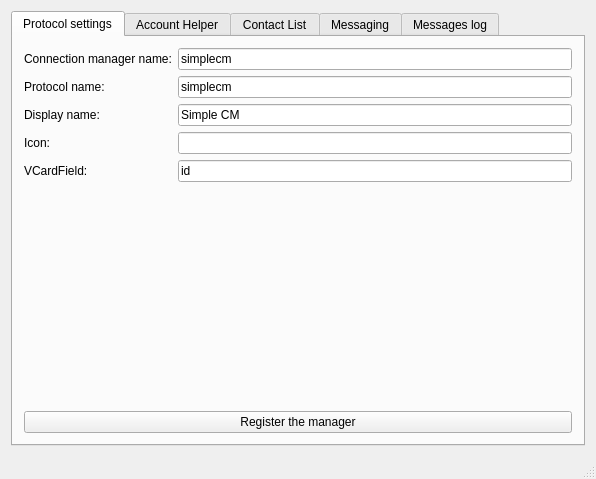
TelepathyIM/simple-cm, file example/MainWindow.ui: the form before one commit.
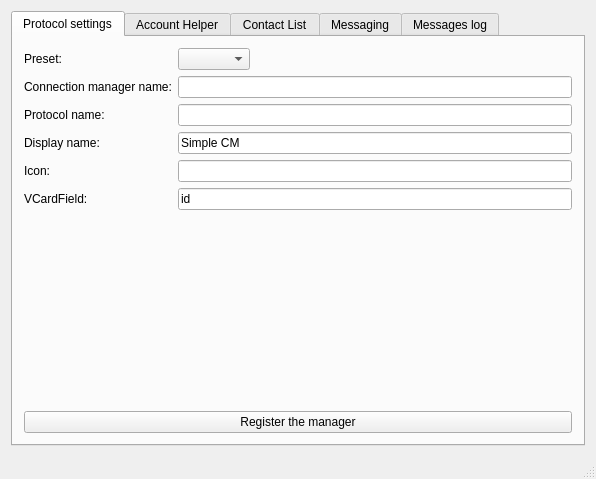
The form after the commit.

Commit message: Example: Add presets for different CMs

What changed in the file:
```diff
--- a/example/MainWindow.ui
+++ b/example/MainWindow.ui
@@ -31,69 +31,71 @@
            <enum>QFormLayout::ExpandingFieldsGrow</enum>
           </property>
           <item row="0" column="0">
-           <widget class="QLabel" name="label_6">
+           <widget class="QLabel" name="label_10">
             <property name="text">
-             <string>Connection manager name:</string>
+             <string>Preset:</string>
             </property>
            </widget>
           </item>
           <item row="0" column="1">
-           <widget class="QLineEdit" name="managerName">
-            <property name="text">
-             <string>simplecm</string>
-            </property>
-           </widget>
+           <widget class="QComboBox" name="managerPresetsCombo"/>
           </item>
           <item row="1" column="0">
-           <widget class="QLabel" name="label_4">
+           <widget class="QLabel" name="label_6">
             <property name="text">
-             <string>Protocol name:</string>
+             <string>Connection manager name:</string>
             </property>
            </widget>
           </item>
           <item row="1" column="1">
-           <widget class="QLineEdit" name="protocolName">
-            <property name="text">
-             <string>simplecm</string>
-            </property>
-           </widget>
+           <widget class="QLineEdit" name="managerName"/>
           </item>
           <item row="2" column="0">
+           <widget class="QLabel" name="label_4">
+            <property name="text">
+             <string>Protocol name:</string>
+            </property>
+           </widget>
+          </item>
+          <item row="2" column="1">
+           <widget class="QLineEdit" name="protocolName"/>
+          </item>
+          <item row="3" column="0">
            <widget class="QLabel" name="label">
             <property name="text">
              <string>Display name:</string>
             </property>
            </widget>
           </item>
-          <item row="2" column="1">
+          <item row="3" column="1">
            <widget class="QLineEdit" name="displayNameEdit">
             <property name="text">
              <string>Simple CM</string>
             </property>
            </widget>
           </item>
-          <item row="3" column="0">
+          <item row="4" column="0">
            <widget class="QLabel" name="label_2">
             <property name="text">
              <string>Icon:</string>
             </property>
            </widget>
           </item>
-          <item row="3" column="1">
+          <item row="4" column="1">
            <widget class="QLineEdit" name="iconEdit">
             <property name="text">
              <string/>
             </property>
            </widget>
           </item>
-          <item row="4" column="0">
+          <item row="5" column="0">
            <widget class="QLabel" name="label_3">
             <property name="text">
              <string>VCardField:</string>
             </property>
            </widget>
           </item>
-          <item row="4" column="1">
+          <item row="5" column="1">
            <widget class="QLineEdit" name="vcardField">
             <property name="text">
              <string>id</string>
```
The commit also changes 6 other files.
